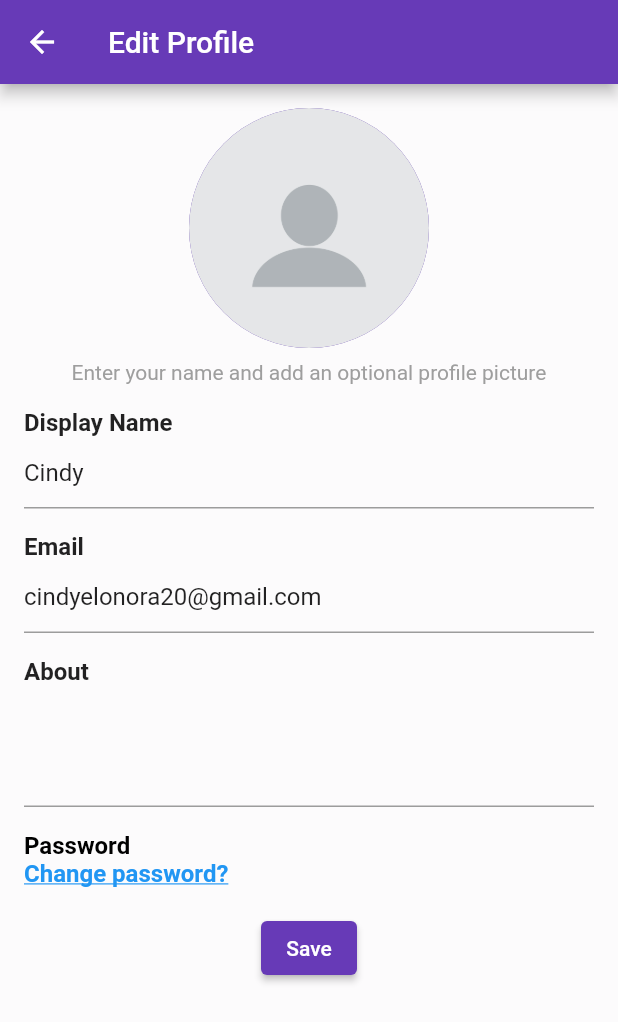
After one commit to AliyahZahrah/ChatApps, a Flutter app: the HomeScreen screen opened directly, scrolled down 182 dp, after a tap on the "menu" icon, after a tap on the "edit" icon, on a phone screen of 412 x 824 dp. The commit adds this screen. Shown: the top 1022 px of the screen. Run offline on Flutter 3.47's test engine with Material 2 defaults, Android fonts, the phone set to English and light mode, and no system bars; our stand-ins replace audioplayers, file_picker, image_picker.

Commit message:
sasa menambahkan halaman pada profile, settings, userprofile, dan sidebar (belum fix)

```diff
--- a/lib/home_screen.dart
+++ b/lib/home_screen.dart
@@ -1,30 +1,65 @@
+import 'package:chatverse/chat_screen.dart';
 import 'package:flutter/material.dart';
 import 'package:chatverse/group_screen.dart';
-import 'package:chatverse/profile.dart';
-import 'contact.dart'; // Import file contact.dart
+import 'contact.dart';
+import 'package:chatverse/sidebar.dart';
 
-class HomeScreen extends StatelessWidget {
-  // ignore: use_key_in_widget_constructors
-  const HomeScreen({Key? key});
+class HomeScreen extends StatefulWidget {
+  const HomeScreen({Key? key}) : super(key: key);
+
+  @override
+  _HomeScreenState createState() => _HomeScreenState();
+}
+
+class _HomeScreenState extends State<HomeScreen> {
+  bool isSidebarOpen = false;
 
   @override
   Widget build(BuildContext context) {
     return Scaffold(
-      appBar: buildAppBar(),
-      body: const Body(),
+      appBar: buildCustomAppBar(),
+      body: Stack(
+        children: [
+          const Body(),
+          if (isSidebarOpen)
+            GestureDetector(
+              onTap: () {
+                // Tutup sidebar saat area luar (content) diklik
+                _toggleSidebar();
+              },
+              child: Container(
+                color: Colors.black.withOpacity(0.3),
+              ),
+            ),
+          if (isSidebarOpen)
+            const Positioned(
+              left: 0,
+              top: 0,
+              bottom: 0,
+              child: Sidebar(),
+            ),
+        ],
+      ),
       bottomNavigationBar: buildBottomNavigationBar(context),
     );
   }
 
-  AppBar buildAppBar() {
+  AppBar buildCustomAppBar() {
     return AppBar(
+      title: const Text("ChatVerse"),
       automaticallyImplyLeading: false,
-      title: const Text("ChatVerse"),
       actions: [
         IconButton(
           icon: const Icon(Icons.search),
           onPressed: () {},
-        )
+        ),
+        IconButton(
+          icon: const Icon(Icons.menu),
+          onPressed: () {
+            // Buka atau tutup sidebar saat ikon menu diklik
+            _toggleSidebar();
+          },
+        ),
       ],
     );
   }
@@ -53,31 +88,33 @@ class HomeScreen extends StatelessWidget {
       ],
       onTap: (int index) {
         if (index == 0) {
-          // Navigasi ke halaman chat jika ikon chat diklik
           Navigator.of(context).push(
             MaterialPageRoute(
-                builder: (context) => const HomeScreen(key: null)),
+              builder: (context) => const HomeScreen(),
+            ),
           );
         } else if (index == 1) {
-          // Navigasi ke halaman group jika ikon grup diklik
           Navigator.of(context).push(
             MaterialPageRoute(
-                builder: (context) => const GroupScreen(key: null)),
+              builder: (context) => const GroupScreen(),
+            ),
           );
         } else if (index == 2) {
-          // Navigasi ke halaman profile jika ikon user account diklik
-          Navigator.of(context).push(
-            MaterialPageRoute(
-                builder: (context) => const ProfileScreen(key: null)),
-          );
+          // Memanggil metode _toggleSidebar saat profil diklik
+          _toggleSidebar();
         }
       },
     );
   }
+
+  void _toggleSidebar() {
+    setState(() {
+      isSidebarOpen = !isSidebarOpen;
+    });
+  }
 }
 
 class Body extends StatelessWidget {
-  // ignore: use_key_in_widget_constructors
   const Body({Key? key});
 
   @override
@@ -86,11 +123,10 @@ class Body extends StatelessWidget {
       itemCount: chatsData.length,
       itemBuilder: (context, index) {
         return Padding(
-          padding: const EdgeInsets.symmetric(
-              vertical: 8, horizontal: 16), // Tambahkan padding
+          padding: const EdgeInsets.symmetric(vertical: 8, horizontal: 16),
           child: ListTile(
             leading: CircleAvatar(
-              radius: 30, // Peningkatan ukuran CircleAvatar
+              radius: 30,
               backgroundImage: AssetImage(chatsData[index].image),
             ),
             title: Text(
@@ -102,22 +138,25 @@ class Body extends StatelessWidget {
               children: [
                 Text(
                   chatsData[index].lastchat,
-                  style: const TextStyle(
-                      fontSize: 16), // Peningkatan ukuran teks lastchat
+                  style: const TextStyle(fontSize: 16),
                 ),
                 Opacity(
-                  opacity: 0.6, // Tambahkan opacity pada teks waktu (time)
+                  opacity: 0.6,
                   child: Text(
                     chatsData[index].time,
-                    style: const TextStyle(
-                        color: Colors.grey,
-                        fontSize: 16), // Peningkatan ukuran teks time
+                    style: const TextStyle(color: Colors.grey, fontSize: 16),
                   ),
                 ),
               ],
             ),
             onTap: () {
-              // Aksi ketika kontak pesan diklik
+              Navigator.of(context).push(
+                MaterialPageRoute(
+                  builder: (context) => ChatScreen(
+                    contactName: chatsData[index].name,
+                  ),
+                ),
+              );
             },
           ),
         );
--- /dev/null
+++ b/lib/sidebar.dart
@@ -0,0 +1,115 @@
+import 'package:flutter/material.dart';
+import 'settings.dart'; // Import file settings.dart yang akan dijalankan saat item "Settings" diklik
+import 'userprofile.dart'; // Import file UserProfile.dart
+
+class Sidebar extends StatelessWidget {
+  const Sidebar({super.key});
+
+  @override
+  Widget build(BuildContext context) {
+    return SizedBox(
+      width: MediaQuery.of(context).size.width *
+          0.6, // Lebar sidebar sesuai kebutuhan
+      child: Drawer(
+        child: ListView(
+          padding: EdgeInsets.zero,
+          children: <Widget>[
+            DrawerHeader(
+              decoration: const BoxDecoration(
+                color: Color.fromARGB(255, 107, 40, 174),
+              ),
+              child: Column(
+                crossAxisAlignment: CrossAxisAlignment.start,
+                children: [
+                  Row(
+                    children: [
+                      Container(
+                        width: 80.0,
+                        height: 80.0,
+                        decoration: const BoxDecoration(
+                          shape: BoxShape.circle,
+                          image: DecorationImage(
+                            fit: BoxFit.fill,
+                            image: AssetImage('assets/img/blankprofile.jpg'),
+                          ),
+                        ),
+                      ),
+                      IconButton(
+                        icon: const Icon(
+                          Icons.edit,
+                          color: Colors.white,
+                        ),
+                        onPressed: () {
+                          // Navigasi ke halaman UserProfile saat ikon pensil ditekan
+                          Navigator.of(context).push(
+                            MaterialPageRoute(
+                              builder: (context) => UserProfile(),
+                            ),
+                          );
+                        },
+                      ),
+                    ],
+                  ),
+                  const SizedBox(height: 8.0),
+                  const Text(
+                    "Cindy",
+                    style: TextStyle(
+                      fontSize: 18.0,
+                      fontWeight: FontWeight.bold,
+                      color: Colors.white,
+                    ),
+                  ),
+                  const Text(
+                    "cindyelonora20@gmail.com",
+                    style: TextStyle(
+                      fontSize: 14.0,
+                      color: Colors.grey,
+                    ),
+                  ),
+                ],
+              ),
+            ),
+            ListTile(
+              leading: const Icon(Icons.person),
+              title: const Text("Edit Profile"),
+              onTap: () {
+                // Navigasi ke halaman UserProfile saat "Edit Profile" diklik
+                Navigator.of(context).push(
+                  MaterialPageRoute(
+                    builder: (context) => UserProfile(),
+                  ),
+                );
+              },
+            ),
+            ListTile(
+              leading: const Icon(Icons.settings),
+              title: const Text("Settings"),
+              onTap: () {
+                Navigator.of(context).push(
+                  MaterialPageRoute(
+                    builder: (context) =>
+                        const SettingScreen(), // Navigasi ke halaman Settings
+                  ),
+                );
+              },
+            ),
+            ListTile(
+              leading: const Icon(Icons.info),
+              title: const Text("About"),
+              onTap: () {
+                // Navigasi ke halaman informasi tentang aplikasi
+              },
+            ),
+            ListTile(
+              leading: const Icon(Icons.help),
+              title: const Text("Help"),
+              onTap: () {
+                // Navigasi ke halaman bantuan
+              },
+            ),
+          ],
+        ),
+      ),
+    );
+  }
+}
--- /dev/null
+++ b/lib/userprofile.dart
@@ -0,0 +1,204 @@
+import 'dart:io';
+import 'package:chatverse/password.dart';
+import 'package:flutter/material.dart';
+import 'package:file_picker/file_picker.dart';
+
+class UserProfile extends StatefulWidget {
+  @override
+  _UserProfileState createState() => _UserProfileState();
+}
+
+class _UserProfileState extends State<UserProfile> {
+  String? imagePath;
+  bool isImageSelected = false;
+
+  Future<void> _pickImage() async {
+    final result = await FilePicker.platform.pickFiles(
+      type: FileType.image,
+    );
+
+    if (result != null) {
+      setState(() {
+        imagePath = result.files.single.path;
+        isImageSelected = true;
+      });
+    }
+  }
+
+  void _deleteImageAndSetDefault() {
+    setState(() {
+      imagePath = 'assets/img/blankprofile.jpg';
+      isImageSelected = false;
+    });
+    Navigator.of(context).pop(); // Tutup dialog setelah menghapus gambar
+  }
+
+  @override
+  Widget build(BuildContext context) {
+    return Scaffold(
+      appBar: AppBar(
+        title: Text("Edit Profile"),
+      ),
+      body: SingleChildScrollView(
+        padding: EdgeInsets.all(16.0),
+        child: Column(
+          crossAxisAlignment: CrossAxisAlignment.start,
+          children: <Widget>[
+            Center(
+              child: Column(
+                children: <Widget>[
+                  InkWell(
+                    onTap: () {
+                      if (!isImageSelected) {
+                        _pickImage();
+                      } else {
+                        _showProfilePictureOptionsDialog(); // Menampilkan dialog
+                      }
+                    },
+                    child: CircleAvatar(
+                      radius: 80.0,
+                      backgroundImage: isImageSelected
+                          ? FileImage(File(imagePath!)) as ImageProvider<Object>
+                          : AssetImage('assets/img/blankprofile.jpg')
+                              as ImageProvider<Object>,
+                    ),
+                  ),
+                  SizedBox(height: 8.0),
+                  Text(
+                    "Enter your name and add an optional profile picture",
+                    style: TextStyle(fontSize: 14.0, color: Colors.grey),
+                  ),
+                ],
+              ),
+            ),
+            SizedBox(height: 16.0),
+            Text(
+              "Display Name",
+              style: TextStyle(fontSize: 16.0, fontWeight: FontWeight.bold),
+            ),
+            TextFormField(
+              initialValue: "Cindy", // Nilai awal nama pengguna
+              // Buat fungsi untuk menyimpan perubahan nama
+              onChanged: (value) {
+                // Implementasikan penyimpanan perubahan nama di sini
+              },
+            ),
+            SizedBox(height: 16.0),
+            Text(
+              "Email",
+              style: TextStyle(fontSize: 16.0, fontWeight: FontWeight.bold),
+            ),
+            TextFormField(
+              initialValue:
+                  "cindyelonora20@gmail.com", // Nilai awal email pengguna
+              // Buat fungsi untuk menyimpan perubahan email
+              onChanged: (value) {
+                // Implementasikan penyimpanan perubahan email di sini
+              },
+            ),
+            SizedBox(height: 16.0),
+            Text(
+              "About",
+              style: TextStyle(fontSize: 16.0, fontWeight: FontWeight.bold),
+            ),
+            TextFormField(
+              maxLines:
+                  3, // Ini memungkinkan pengguna untuk menulis beberapa baris teks
+              // Implementasikan input status di sini
+            ),
+            SizedBox(height: 16.0),
+            Text(
+              "Password",
+              style: TextStyle(
+                  fontSize: 16.0,
+                  fontWeight: FontWeight.bold,
+                  color: Colors.black), // Ubah warna teks menjadi hitam
+            ),
+            InkWell(
+              onTap: () {
+                // Navigasi ke halaman password.dart ketika teks "Change password?" diklik
+                Navigator.of(context).push(
+                    MaterialPageRoute(builder: (context) => PasswordPage()));
+              },
+              child: Text(
+                "Change password?",
+                style: TextStyle(
+                  fontSize: 16.0,
+                  fontWeight: FontWeight.bold,
+                  color: Colors
+                      .blue, // Ubah warna teks agar terlihat seperti tautan
+                  decoration: TextDecoration.underline, // Tambahkan garis bawah
+                ),
+              ),
+            ),
+            SizedBox(height: 16.0),
+            Center(
+              child: ElevatedButton(
+                onPressed: () {
+                  // Implementasikan logika untuk menyimpan perubahan profil di sini
+                },
+                child: Text("Save"),
+              ),
+            ),
+          ],
+        ),
+      ),
+    );
+  }
+
+  void _showProfilePictureOptionsDialog() {
+    showDialog(
+      context: context,
+      builder: (BuildContext context) {
+        return SimpleDialog(
+          title: Text("Profile Picture Options"),
+          children: <Widget>[
+            SimpleDialogOption(
+              onPressed: () {
+                Navigator.of(context).pop(); // Tutup dialog
+                _pickImage(); // Pilih gambar dari library
+              },
+              child: Text("Choose from Library"),
+            ),
+            if (isImageSelected)
+              SimpleDialogOption(
+                onPressed: () {
+                  Navigator.of(context).pop(); // Tutup dialog
+                  _showDeleteProfilePictureConfirmationDialog();
+                },
+                child: Text("Delete Current Profile Picture"),
+              ),
+          ],
+        );
+      },
+    );
+  }
+
+  void _showDeleteProfilePictureConfirmationDialog() {
+    showDialog(
+      context: context,
+      builder: (BuildContext context) {
+        return AlertDialog(
+          title: Text("Delete Current Profile Picture"),
+          content: Text(
+              "Are you sure you want to delete your current profile picture?"),
+          actions: <Widget>[
+            TextButton(
+              onPressed: () {
+                Navigator.of(context).pop();
+              },
+              child: Text("Cancel"),
+            ),
+            TextButton(
+              onPressed: () {
+                _deleteImageAndSetDefault();
+                // Tidak perlu menutup dialog konfirmasi di sini
+              },
+              child: Text("Delete"),
+            ),
+          ],
+        );
+      },
+    );
+  }
+}
--- a/pubspec.yaml
+++ b/pubspec.yaml
@@ -89,7 +89,8 @@ flutter:
      - assets/icon/user.jpg
      - assets/icon/chat.jpg
      - assets/icon/groups.jpg
-
+     - assets/img/profile_picture.jpg
+     - assets/img/blankprofile.jpg
 
   # An image asset can refer to one or more resolution-specific "variants", see
   # https://flutter.dev/assets-and-images/#resolution-aware
```
Also changed, not shown: lib/password.dart (added, +86 -0 lines), lib/profile.dart (+53 -30 lines), lib/settings.dart (+47 -0 lines), assets/img/blankprofile.jpg (added), assets/img/profile_picture.jpg (added), pubspec.lock.
